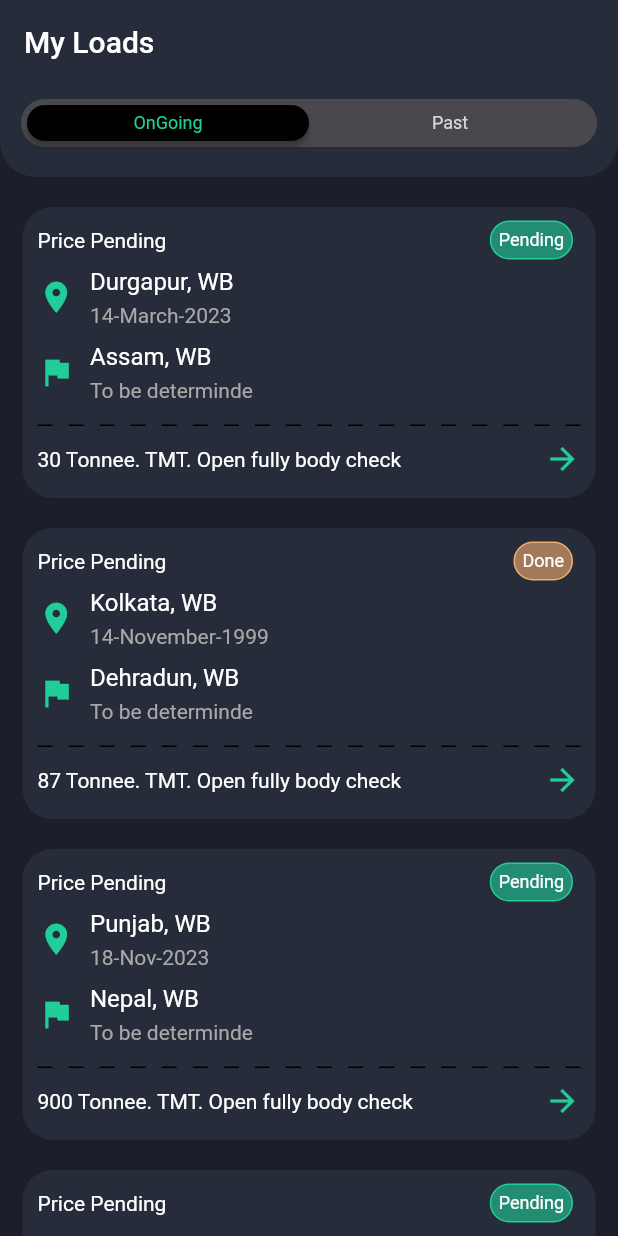
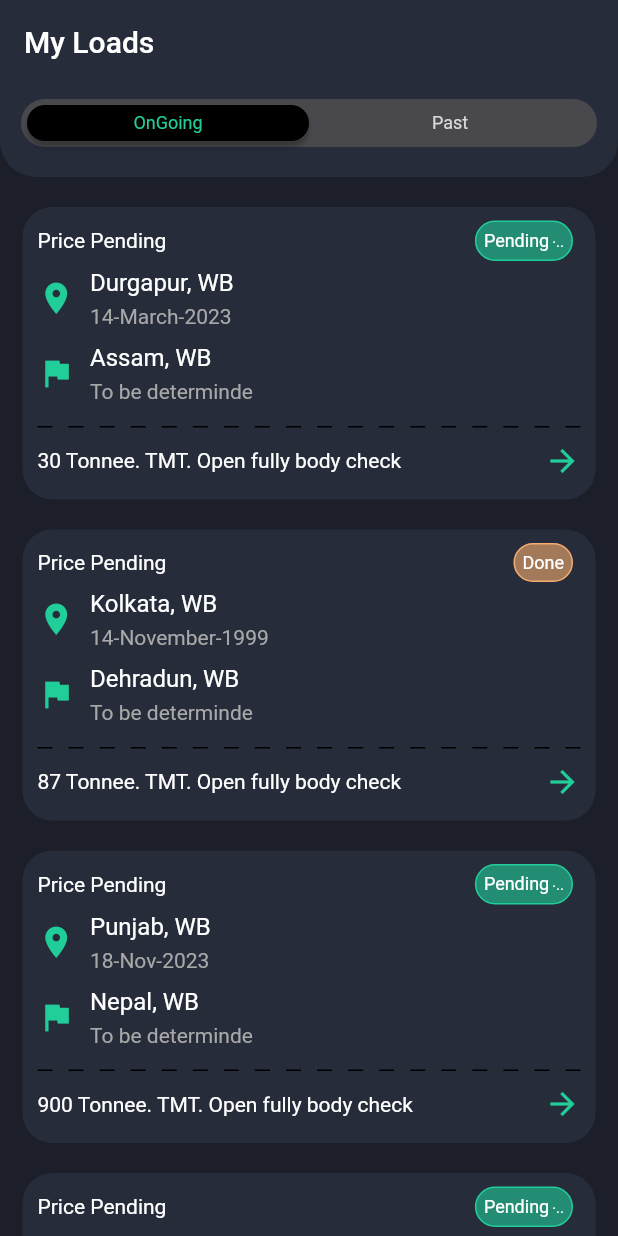
Before and after one commit to Piyushhhhh/Shyp_demo, a Flutter app: the screen it shows after launch, on a phone screen of 412 x 824 dp. Run offline on Flutter 3.47's test engine with Material 2 defaults, Android fonts, the phone set to English and light mode, and no system bars; our stand-ins replace hexcolor.

```diff
--- a/lib/ongoing_order/widgets/booking_dialoge.dart
+++ b/lib/ongoing_order/widgets/booking_dialoge.dart
@@ -4,7 +4,7 @@ import 'package:shyp/values/strings.dart';
 import 'package:shyp/values/text_styles.dart';
 
 orderConfirmationBottomSheet1(BuildContext context) {
-  var _controller = TextEditingController();
+  var controller = TextEditingController();
   return showModalBottomSheet(
     isScrollControlled: true,
     shape: RoundedRectangleBorder(
@@ -40,7 +40,7 @@ orderConfirmationBottomSheet1(BuildContext context) {
               height: 20,
             ),
             TextField(
-              controller: _controller,
+              controller: controller,
               style: TextStyles.regular16.textColor(),
               decoration: InputDecoration(
                   focusedBorder: OutlineInputBorder(
@@ -48,7 +48,7 @@ orderConfirmationBottomSheet1(BuildContext context) {
                         BorderSide(color: AppColors.primary(), width: 1.0),
                   ),
                   suffixIcon: IconButton(
-                    onPressed: _controller.clear,
+                    onPressed: controller.clear,
                     icon: Icon(
                       Icons.clear,
                       color: AppColors.fadeText(),
@@ -108,7 +108,7 @@ orderConfirmationBottomSheet1(BuildContext context) {
 }
 
 orderConfirmationBottomSheet2(BuildContext context) {
-  var _controller = TextEditingController();
+  var controller = TextEditingController();
   return showModalBottomSheet(
     isScrollControlled: true,
     shape: RoundedRectangleBorder(
@@ -144,7 +144,7 @@ orderConfirmationBottomSheet2(BuildContext context) {
               height: 20,
             ),
             TextField(
-              controller: _controller,
+              controller: controller,
               style: TextStyles.regular16.textColor(),
               decoration: InputDecoration(
                   focusedBorder: OutlineInputBorder(
@@ -152,7 +152,7 @@ orderConfirmationBottomSheet2(BuildContext context) {
                         BorderSide(color: AppColors.primary(), width: 1.0),
                   ),
                   suffixIcon: IconButton(
-                    onPressed: _controller.clear,
+                    onPressed: controller.clear,
                     icon: Icon(
                       Icons.clear,
                       color: AppColors.fadeText(),
--- a/lib/ongoing_order/widgets/load_price.dart
+++ b/lib/ongoing_order/widgets/load_price.dart
@@ -1,6 +1,5 @@
 import 'package:flutter/material.dart';
-import 'package:flutter/src/widgets/framework.dart';
-import 'package:flutter/src/widgets/placeholder.dart';
+
 import 'package:shyp/values/colors.dart';
 import 'package:shyp/values/text_styles.dart';
 
--- a/lib/ongoing_order/widgets/load_tile.dart
+++ b/lib/ongoing_order/widgets/load_tile.dart
@@ -1,6 +1,7 @@
 import 'package:flutter/material.dart';
 import 'package:shyp/models/orders.dart';
 import 'package:shyp/ongoing_order/screens/order_details.dart';
+import 'package:shyp/shared/widget/jumping_dots.dart';
 import 'package:shyp/shared/widget/seprater.dart';
 import 'package:shyp/values/colors.dart';
 import 'package:shyp/values/text_styles.dart';
@@ -43,7 +44,7 @@ class _LoadTileState extends State<LoadTile> {
                   onTap: () {},
                   child: Container(
                     decoration: BoxDecoration(
-                      borderRadius: BorderRadius.all(Radius.circular(15)),
+                      borderRadius: const BorderRadius.all(Radius.circular(15)),
                       color: widget.order.pricePending == true
                           ? AppColors.primary().withOpacity(0.6)
                           : AppColors.accent().withOpacity(0.6),
@@ -53,15 +54,29 @@ class _LoadTileState extends State<LoadTile> {
                             : AppColors.accent(),
                       ),
                     ),
-                    margin: EdgeInsets.all(5),
-                    padding: EdgeInsets.all(5),
+                    margin: const EdgeInsets.all(5),
+                    padding: const EdgeInsets.all(5),
                     child: Center(
-                      child: Text(
-                        widget.order.pricePending == true ? 'Pending' : 'Done',
-                        style: TextStyles.regular12
-                            .copyWith(color: AppColors.text()),
-                        overflow: TextOverflow.ellipsis,
-                        textAlign: TextAlign.center,
+                      child: Row(
+                        children: [
+                          Text(
+                            widget.order.pricePending == true
+                                ? 'Pending'
+                                : 'Done',
+                            style: TextStyles.regular12
+                                .copyWith(color: AppColors.text()),
+                            overflow: TextOverflow.ellipsis,
+                            textAlign: TextAlign.center,
+                          ),
+                          widget.order.pricePending == true
+                              ? Padding(
+                                  padding: const EdgeInsets.only(left: 2.0),
+                                  child: JumpingDotsProgressIndicator(
+                                    color: AppColors.text(),
+                                  ),
+                                )
+                              : Container()
+                        ],
                       ),
                     ),
                   ),
--- a/lib/ongoing_order/widgets/order_details_widget.dart
+++ b/lib/ongoing_order/widgets/order_details_widget.dart
@@ -1,5 +1,6 @@
 import 'package:flutter/material.dart';
 import 'package:shyp/models/orders.dart';
+import 'package:shyp/values/strings.dart';
 import 'package:shyp/values/text_styles.dart';
 
 class OrderDeatilWidget extends StatefulWidget {
@@ -27,7 +28,7 @@ class _OrderDeatilWidgetState extends State<OrderDeatilWidget> {
                   crossAxisAlignment: CrossAxisAlignment.start,
                   children: [
                     Text(
-                      'Pickup Location',
+                      Strings.pickUpLocation,
                       style: TextStyles.semibold14.withFadeText(),
                     ),
                     Text(
@@ -44,7 +45,7 @@ class _OrderDeatilWidgetState extends State<OrderDeatilWidget> {
                   crossAxisAlignment: CrossAxisAlignment.start,
                   children: [
                     Text(
-                      'Drop Location',
+                      Strings.dropLocation,
                       style: TextStyles.semibold14.withFadeText(),
                     ),
                     Text(
@@ -66,7 +67,7 @@ class _OrderDeatilWidgetState extends State<OrderDeatilWidget> {
           mainAxisAlignment: MainAxisAlignment.spaceBetween,
           children: [
             Text(
-              'Order Id:',
+              Strings.orderId,
               style: TextStyles.semibold14.withFadeText(),
             ),
             Text(
@@ -82,7 +83,7 @@ class _OrderDeatilWidgetState extends State<OrderDeatilWidget> {
           mainAxisAlignment: MainAxisAlignment.spaceBetween,
           children: [
             Text(
-              'Pickup date:',
+              Strings.pickUpdate,
               style: TextStyles.semibold14.withFadeText(),
             ),
             Text(
@@ -98,7 +99,7 @@ class _OrderDeatilWidgetState extends State<OrderDeatilWidget> {
           mainAxisAlignment: MainAxisAlignment.spaceBetween,
           children: [
             Text(
-              'Drop date: ',
+              Strings.dropDate,
               style: TextStyles.semibold14.withFadeText(),
             ),
             Text(
@@ -114,7 +115,7 @@ class _OrderDeatilWidgetState extends State<OrderDeatilWidget> {
           mainAxisAlignment: MainAxisAlignment.spaceBetween,
           children: [
             Text(
-              'Quanity of Load:',
+              Strings.quantityOfLoads,
               style: TextStyles.semibold14.withFadeText(),
             ),
             Text(
@@ -130,11 +131,11 @@ class _OrderDeatilWidgetState extends State<OrderDeatilWidget> {
           mainAxisAlignment: MainAxisAlignment.spaceBetween,
           children: [
             Text(
-              'Material Type',
+              Strings.materialType,
               style: TextStyles.semibold14.withFadeText(),
             ),
             Text(
-              'TMT',
+              Strings.tmt,
               style: TextStyles.bold16.textColor(),
             ),
           ],
--- a/lib/shared/widget/jumping_dots.dart
+++ b/lib/shared/widget/jumping_dots.dart
@@ -4,16 +4,17 @@ class _JumpingDot extends AnimatedWidget {
   final Color? color;
   final double? fontSize;
 
-  _JumpingDot(
+  const _JumpingDot(
       {Key? key,
       required Animation<double> animation,
       this.color,
       this.fontSize})
       : super(key: key, listenable: animation);
 
+  @override
   Widget build(BuildContext context) {
     final Animation<double> animation = listenable as Animation<double>;
-    return Container(
+    return SizedBox(
       height: animation.value + fontSize!,
       child: Text(
         '.',
@@ -42,7 +43,8 @@ class JumpingDotsProgressIndicator extends StatefulWidget {
   final double endTweenValue = 8.0;
 
   /// Creates a jumping do progress indicator.
-  JumpingDotsProgressIndicator({
+  const JumpingDotsProgressIndicator({
+    super.key,
     this.numberOfDots = 3,
     this.fontSize = 10.0,
     this.color = Colors.black,
@@ -50,13 +52,16 @@ class JumpingDotsProgressIndicator extends StatefulWidget {
     this.milliseconds = 250,
   });
 
+  @override
+  // ignore: library_private_types_in_public_api
   _JumpingDotsProgressIndicatorState createState() =>
+      // ignore: no_logic_in_create_state
       _JumpingDotsProgressIndicatorState(
-        numberOfDots: this.numberOfDots,
-        fontSize: this.fontSize,
-        color: this.color,
-        dotSpacing: this.dotSpacing,
-        milliseconds: this.milliseconds,
+        numberOfDots: numberOfDots,
+        fontSize: fontSize,
+        color: color,
+        dotSpacing: dotSpacing,
+        milliseconds: milliseconds,
       );
 }
 
@@ -69,7 +74,7 @@ class _JumpingDotsProgressIndicatorState
   Color? color;
   List<AnimationController> controllers = <AnimationController>[];
   List<Animation<double>> animations = <Animation<double>>[];
-  List<Widget> _widgets = <Widget>[];
+  final List<Widget> _widgets = <Widget>[];
 
   _JumpingDotsProgressIndicatorState({
     this.numberOfDots,
@@ -79,6 +84,7 @@ class _JumpingDotsProgressIndicatorState
     this.milliseconds,
   });
 
+  @override
   initState() {
     super.initState();
     for (int i = 0; i < numberOfDots!; i++) {
@@ -114,8 +120,9 @@ class _JumpingDotsProgressIndicatorState
           .animate(controllers[index])
         ..addStatusListener(
           (AnimationStatus status) {
-            if (status == AnimationStatus.completed)
+            if (status == AnimationStatus.completed) {
               controllers[index].reverse();
+            }
             if (index == numberOfDots! - 1 &&
                 status == AnimationStatus.dismissed) {
               controllers[0].forward();
@@ -129,6 +136,7 @@ class _JumpingDotsProgressIndicatorState
     );
   }
 
+  @override
   Widget build(BuildContext context) {
     return SizedBox(
       height: fontSize! + (fontSize! * 0.5),
@@ -139,8 +147,11 @@ class _JumpingDotsProgressIndicatorState
     );
   }
 
+  @override
   dispose() {
-    for (int i = 0; i < numberOfDots!; i++) controllers[i].dispose();
+    for (int i = 0; i < numberOfDots!; i++) {
+      controllers[i].dispose();
+    }
     super.dispose();
   }
 }
--- a/lib/shared/widget/stepper.dart
+++ b/lib/shared/widget/stepper.dart
@@ -24,15 +24,16 @@ class StepProgressView extends StatelessWidget {
         assert(width > 0),
         super(key: key);
 
+  @override
   Widget build(BuildContext context) {
-    return Container(
-        width: this._width,
+    return SizedBox(
+        width: _width,
         child: Column(
           children: <Widget>[
             Row(
               children: _iconViews(),
             ),
-            SizedBox(
+            const SizedBox(
               height: 8,
             ),
             Row(
@@ -56,9 +57,9 @@ class StepProgressView extends StatelessWidget {
         Container(
           width: 20.0,
           height: 20.0,
-          padding: EdgeInsets.all(0),
+          padding: const EdgeInsets.all(0),
           decoration: BoxDecoration(
-            borderRadius: BorderRadius.all(Radius.circular(22.0)),
+            borderRadius: const BorderRadius.all(Radius.circular(22.0)),
             border: Border.all(
               color: circleColor,
               width: 2.0,
--- a/lib/shared/widget/tab_picker.dart
+++ b/lib/shared/widget/tab_picker.dart
@@ -18,7 +18,8 @@ class TabPicker extends StatefulWidget {
   final double? height;
   final bool activeElementShadow;
 
-  TabPicker({
+  const TabPicker({
+    super.key,
     required this.tabs,
     this.activeTabIndex = 0,
     this.onChange,
@@ -72,12 +73,13 @@ class _TabPickerState extends State<TabPicker> {
             ));
 
     var item = GestureDetector(
-      key: Key("tab_" + tab.text),
+      key: Key("tab_${tab.text}"),
       onTap: tab.disabled ? null : onTap,
       child: Container(
-        padding: widget.isFinite ? null : EdgeInsets.symmetric(horizontal: 16),
+        padding:
+            widget.isFinite ? null : const EdgeInsets.symmetric(horizontal: 16),
         margin: widget.itemMargin?.copyWith(top: 2, bottom: 2) ??
-            EdgeInsets.symmetric(vertical: 2),
+            const EdgeInsets.symmetric(vertical: 2),
         decoration: BoxDecoration(
           color: active
               ? (widget.selectedColor ?? AppColors.whiteBlack())
@@ -87,7 +89,7 @@ class _TabPickerState extends State<TabPicker> {
           boxShadow: [
             if (widget.activeElementShadow && active)
               BoxShadow(
-                offset: Offset(0, 4),
+                offset: const Offset(0, 4),
                 blurRadius: 2,
                 color: Colors.black.withOpacity(.25),
               ),
--- a/lib/values/colors.dart
+++ b/lib/values/colors.dart
@@ -19,55 +19,59 @@ class AppColors {
           : const Color(0xFFD8D8D8);
   static Color background({bool? lightMode}) =>
       lightMode ?? AppColors.isLightMode
-          ? Color(0xFFF2F2F2)
-          : Color(0xFF1C1E29);
+          ? const Color(0xFFF2F2F2)
+          : const Color(0xFF1C1E29);
   static Color containerBackground({bool? lightMode}) =>
-      lightMode ?? AppColors.isLightMode ? Colors.white : Color(0xFF262C3A);
+      lightMode ?? AppColors.isLightMode
+          ? Colors.white
+          : const Color(0xFF262C3A);
   static Color elementBackground({bool? lightMode}) =>
       lightMode ?? AppColors.isLightMode
-          ? Color(0xFFF2F2F2)
-          : Color(0xFF49494D);
+          ? const Color(0xFFF2F2F2)
+          : const Color(0xFF49494D);
   static Color elementBackground2({bool? lightMode}) =>
       lightMode ?? AppColors.isLightMode
-          ? Color(0xFFF2F2F2)
-          : Color(0xFF1A1A1B);
+          ? const Color(0xFFF2F2F2)
+          : const Color(0xFF1A1A1B);
   static Color activeElementBackground({bool? lightMode}) =>
       lightMode ?? AppColors.isLightMode
-          ? Color(0xFFD8D8D8)
-          : Color(0xFF49494D);
+          ? const Color(0xFFD8D8D8)
+          : const Color(0xFF49494D);
   static Color whiteBlack({bool? lightMode}) =>
       lightMode ?? AppColors.isLightMode ? Colors.white : Colors.black;
 
-  static Color portfolioEquity() => Color(0xFF21CE99);
-  static Color portfolioDerivative() => Color(0xFFFFDC5D);
-  static Color portfolioEtf() => Color(0xFF95A1C0);
-  static Color portfolioMutualFund() => Color(0xFFF9A671);
-  static Color portfolioCurrency() => Color(0xFFF3705A);
-  static Color portfolioNft() => Color(0xFFBFC4CC);
-  static Color portfolioCryptoToken() => Color(0xFF60B7FF);
-  static Color portfolioCryptoProtocol() => Color(0xFF5B3F7B);
+  static Color portfolioEquity() => const Color(0xFF21CE99);
+  static Color portfolioDerivative() => const Color(0xFFFFDC5D);
+  static Color portfolioEtf() => const Color(0xFF95A1C0);
+  static Color portfolioMutualFund() => const Color(0xFFF9A671);
+  static Color portfolioCurrency() => const Color(0xFFF3705A);
+  static Color portfolioNft() => const Color(0xFFBFC4CC);
+  static Color portfolioCryptoToken() => const Color(0xFF60B7FF);
+  static Color portfolioCryptoProtocol() => const Color(0xFF5B3F7B);
   static Color portfolioMetals() => Colors.teal;
   static Color portfolioPrivateEquity() => Colors.amber;
   static Color portfolioCollectible() => Colors.green;
   static Color portfolioRealEstate() => Colors.blueAccent;
   static Color portfolioOther() => Colors.grey;
 
-  static Color boosted() => Color(0xFF7B61FF);
-  static Color allocation() => Color(0xFF60B7FF);
-  static Color secondContainerColor() =>
-      AppColors.isLightMode ? Color(0xFFF2F2F2) : Color(0xFFF3B3E56);
+  static Color boosted() => const Color(0xFF7B61FF);
+  static Color allocation() => const Color(0xFF60B7FF);
+  static Color secondContainerColor() => AppColors.isLightMode
+      ? const Color(0xFFF2F2F2)
+      // ignore: use_full_hex_values_for_flutter_colors
+      : const Color(0xFFF3B3E56);
 
   static Color textSnackBar() => Colors.white;
-  static Color negativeSnackbar() => Color(0xFFE8444D);
+  static Color negativeSnackbar() => const Color(0xFFE8444D);
 
-  static Color bottomNavSelected() => Color(0xFF62C696);
-  static Color bottomNavUnselected() => Color(0xFF95A1C0);
+  static Color bottomNavSelected() => const Color(0xFF62C696);
+  static Color bottomNavUnselected() => const Color(0xFF95A1C0);
 
   static Color appBarIcon() => accent();
 
-  static Color link() => Color(0xFF55ACEE);
+  static Color link() => const Color(0xFF55ACEE);
 
-  static Color inputIcon() => Color(0xFF999999);
+  static Color inputIcon() => const Color(0xFF999999);
 
   static Color custom(Color lightModeColor, Color darkModeColor) {
     return isLightMode ? lightModeColor : darkModeColor;
@@ -79,20 +83,21 @@ class AppColors {
       buttonColor: negative(),
       borderColor: negative(),
       textColor: Colors.white);
-  static Color disabledButton() =>
-      isLightMode ? Color(0xff49494D).withOpacity(.1) : Color(0xff49494D);
+  static Color disabledButton() => isLightMode
+      ? const Color(0xff49494D).withOpacity(.1)
+      : const Color(0xff49494D);
 
-  static Color border() => Color(0xFFD8D8D8);
+  static Color border() => const Color(0xFFD8D8D8);
   static Color divider({bool? lightMode}) => lightMode ?? AppColors.isLightMode
-      ? Color(0xFFD8D8D8)
-      : Color(0xff49494D);
-  static Color editTextLine() => Color(0xFFDFDFDF);
+      ? const Color(0xFFD8D8D8)
+      : const Color(0xff49494D);
+  static Color editTextLine() => const Color(0xFFDFDFDF);
   static List<Color> percentageChartColorList() => [
         primary(),
         accent(),
         portfolioCurrency(),
         portfolioCryptoToken(),
-        Color(0xff9B63DB),
+        const Color(0xff9B63DB),
       ];
 }
 
--- a/lib/values/strings.dart
+++ b/lib/values/strings.dart
@@ -11,4 +11,12 @@ class Strings {
   static const String back = 'Back';
   static const String confirm = 'Confirm';
   static const String confirmLoadBooking = 'Confim Load Booking';
+  static const String pickUpLocation = 'Pickup Location';
+  static const String orderId = 'Order Id:';
+  static const String pickUpdate = 'Pickup date:';
+  static const String dropDate = 'Drop date: ';
+  static const String quantityOfLoads = 'Quanity of Load:';
+  static const String materialType = 'Material Type';
+  static const String tmt = 'TMT';
+  static const String dropLocation = 'Drop Location';
 }
```
